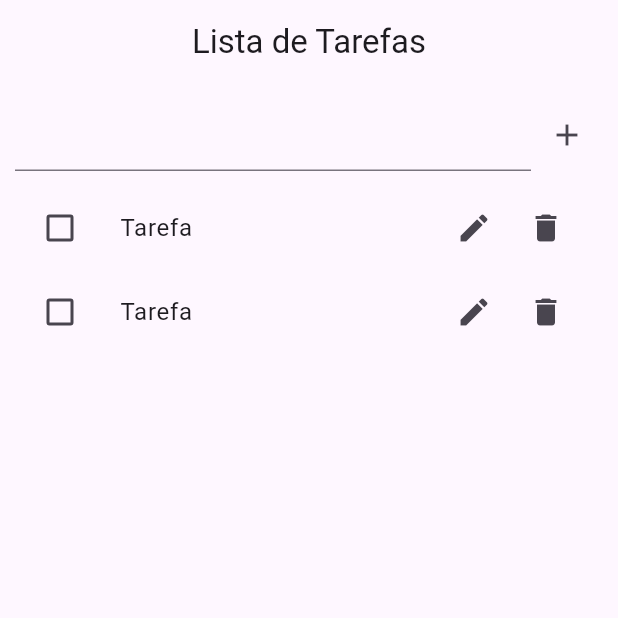
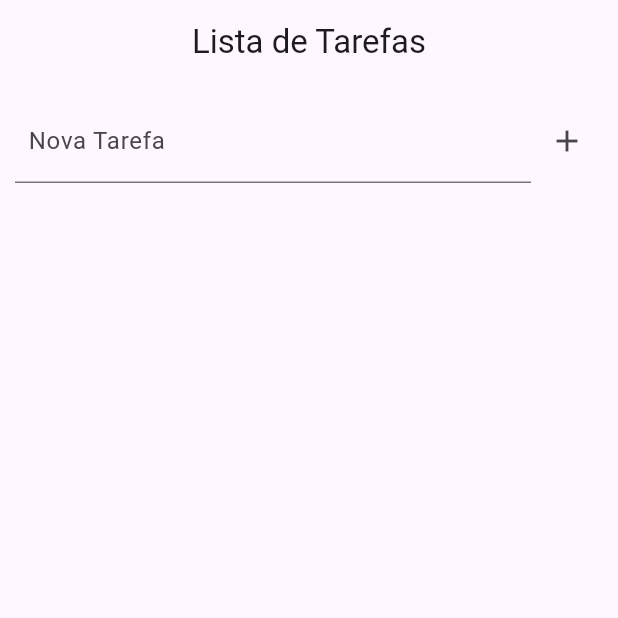
Before and after one commit to Jpcazarotti/apptarefas, a Flutter app: the screen it shows after launch, after a tap on the "add" icon, on a phone screen of 412 x 824 dp, the top half of it. Run offline on Flutter 3.47's test engine with Material 3 defaults, Android fonts, the phone set to English and light mode, and no system bars; our stand-ins replace sqflite; accounts and stored records are empty.

Commit message:
Funçao de listar e adicionar tarefas feitas.

```diff
--- a/lib/database_helper.dart
+++ b/lib/database_helper.dart
@@ -13,7 +13,7 @@ class DatabaseHelper {
           CREATE TABLE $tableTarefa (
             id INTEGER PRIMARY KEY AUTOINCREMENT,
             tarefa TEXT NOT NULL,
-            status INTEGER NOT NULL,
+            status INTEGER NOT NULL
           )
         ''');
       },
@@ -22,10 +22,16 @@ class DatabaseHelper {
   }
 
   //Create
-  static Future<void> adicionarTarefa() async {}
+  static Future<void> adicionarTarefa(String tarefa) async {
+    final db = await getDatabase();
+    await db.insert(tableTarefa, {'tarefa': tarefa, 'status': 0});
+  }
 
   //Read
-  static Future<void> getTarefa() async {}
+  static Future<List<Map<String, dynamic>>> getTarefas() async {
+    final db = await getDatabase();
+    return await db.query(tableTarefa);
+  }
 
   //Update
   static Future<void> editarTarefa() async {}
--- a/lib/home_page.dart
+++ b/lib/home_page.dart
@@ -1,3 +1,4 @@
+import 'package:apptarefas/database_helper.dart';
 import 'package:flutter/material.dart';
 
 class HomePage extends StatefulWidget {
@@ -8,6 +9,31 @@ class HomePage extends StatefulWidget {
 }
 
 class _HomePageState extends State<HomePage> {
+  List<Map<String, dynamic>> _tarefas = [];
+  final TextEditingController _txtTarefaController = TextEditingController();
+
+  @override /* O 'override aqui é por conta do initState' */
+  void initState() {
+    super.initState();
+    carregarTarefas();
+  }
+
+  Future<void> carregarTarefas() async {
+    final tarefas = await DatabaseHelper.getTarefas();
+    print(tarefas);
+    setState(() {
+      _tarefas = tarefas;
+    });
+  }
+
+  Future<void> adicionarTarefa() async {
+    if (_txtTarefaController.text.isNotEmpty) {
+      await DatabaseHelper.adicionarTarefa(_txtTarefaController.text);
+      _txtTarefaController.clear();
+      carregarTarefas();
+    }
+  }
+
   @override
   Widget build(BuildContext context) {
     return Scaffold(
@@ -21,11 +47,15 @@ class _HomePageState extends State<HomePage> {
             padding: const EdgeInsets.all(10),
             child: Row(
               children: [
-                const Expanded(
-                  child: TextField(),
+                Expanded(
+                  child: TextField(
+                    controller: _txtTarefaController,
+                    decoration:
+                        const InputDecoration(labelText: "  Nova Tarefa"),
+                  ),
                 ),
                 IconButton(
-                  onPressed: () {},
+                  onPressed: adicionarTarefa,
                   icon: const Icon(Icons.add),
                 ),
               ],
@@ -33,14 +63,15 @@ class _HomePageState extends State<HomePage> {
           ),
           Expanded(
             child: ListView.builder(
-              itemCount: 2,
+              itemCount: _tarefas.length,
               itemBuilder: (context, index) {
+                final tarefa = _tarefas[index];
                 return ListTile(
                   leading: Checkbox(
                     value: false,
                     onChanged: (value) => value,
                   ),
-                  title: const Text("Tarefa"),
+                  title: Text(tarefa["tarefa"]),
                   trailing: Row(
                     mainAxisSize: MainAxisSize.min,
                     children: [
```
